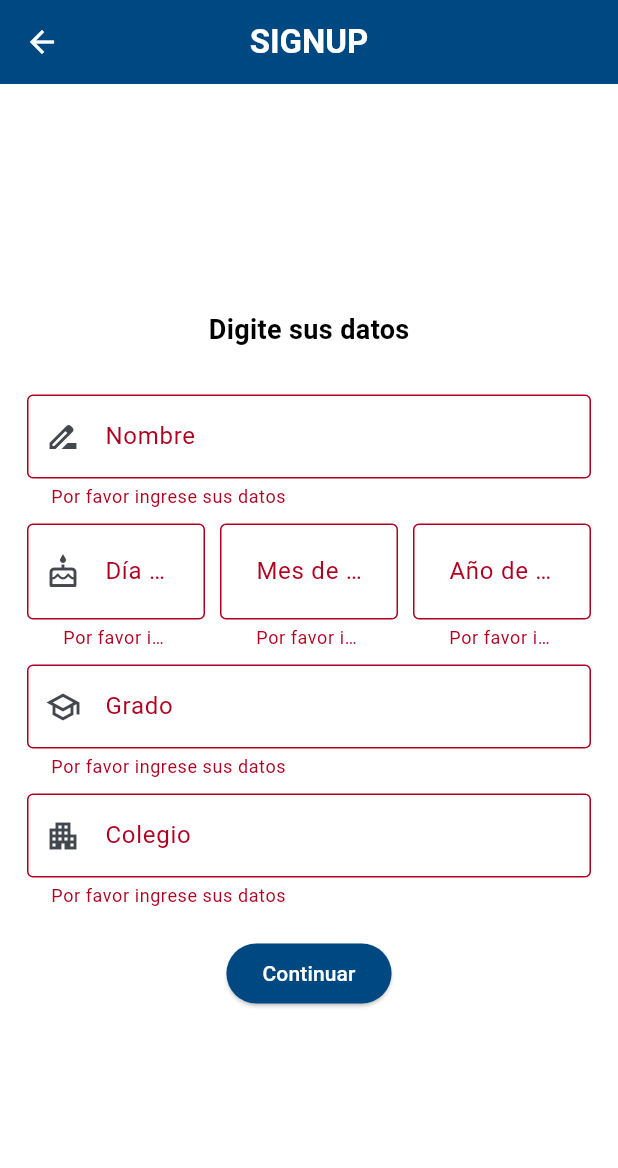
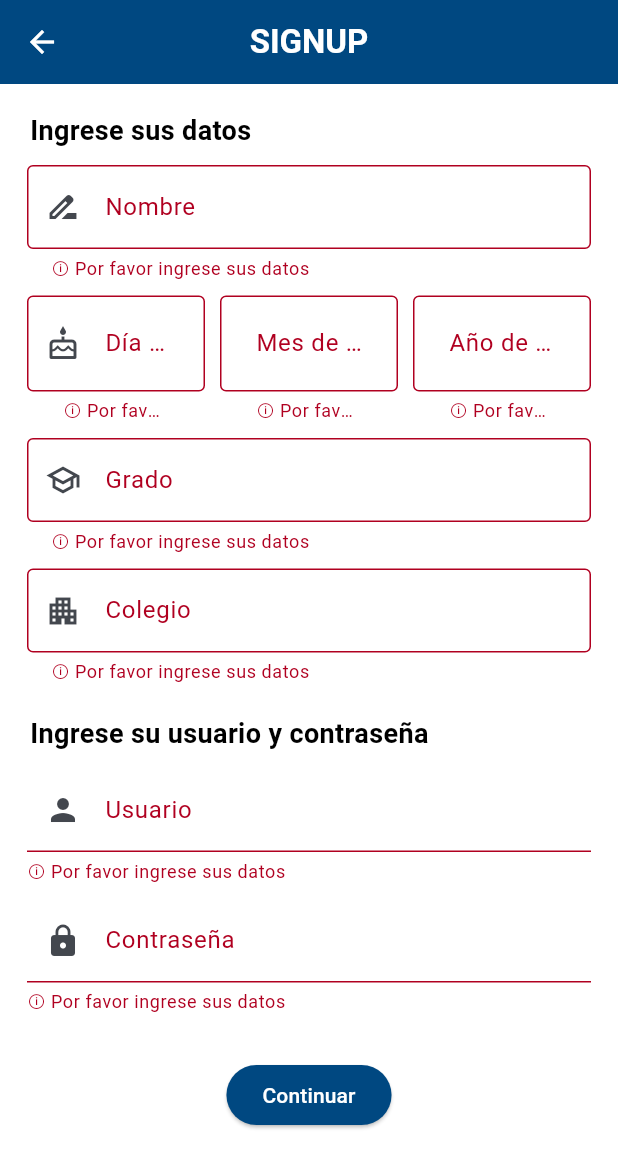
Before and after one commit to DDuserman/proyectomath, a Flutter app: the Page1 screen opened by its route, after a tap on "Continuar", on a phone screen of 412 x 824 dp. Shown: the top 1168 px of the screen. Run offline on Flutter 3.47's test engine with Material 2 defaults, Android fonts, the phone set to English and light mode, and no system bars; our stand-ins replace flex_color_scheme, get, loggy; accounts and stored records are empty.

Commit message:
más vainas

```diff
--- a/lib/ui/my_app.dart
+++ b/lib/ui/my_app.dart
@@ -66,10 +66,10 @@ class MyApp extends StatelessWidget {
       //todo: Implement name routing (initialRoute and getPages parameters)
       initialRoute: "/login_page",
       getPages: [
+        GetPage(name: "/login_page", page: () => const LoginPage()),
         GetPage(name: "/page1", page: () => const Page1()),
         GetPage(name: "/page2", page: () => const Page2()),
         GetPage(name: "/page3", page: () => const Page3()),
-        GetPage(name: "/login_page", page: () => const LoginPage()),
       ],
     );
   }
--- a/lib/ui/pages/login_page.dart
+++ b/lib/ui/pages/login_page.dart
@@ -21,7 +21,7 @@ class _LoginState extends State<LoginPage> {
     return Scaffold(
       appBar: AppBar(
           title: const Text(
-            'LOGIN',
+            'TEST MATEMÁTICO',
             style: TextStyle(
                 color: Color.fromARGB(255, 255, 255, 255),
                 fontWeight: FontWeight.bold),
@@ -36,24 +36,31 @@ class _LoginState extends State<LoginPage> {
             child: Column(
               mainAxisAlignment: MainAxisAlignment.center,
               children: <Widget>[
-                const Text('Digite sus datos',
+                const Text('Ingrese sus datos',
                     style:
                         TextStyle(fontSize: 18, fontWeight: FontWeight.bold)),
                 // USUARIO
-                SizedBox(height: 20.0,),
+                SizedBox(
+                  height: 20.0,
+                ),
                 Padding(
                   padding: const EdgeInsets.all(10.0),
                   child: TextFormField(
                     textInputAction: TextInputAction.go,
                     controller: _controller,
                     decoration: const InputDecoration(
-                      border: UnderlineInputBorder(),
+                      enabledBorder: UnderlineInputBorder(
+                          borderSide:
+                              BorderSide(color: Color(0xff004881), width: 2.0)),
+                      focusedBorder: UnderlineInputBorder(
+                          borderSide:
+                              BorderSide(color: Colors.teal, width: 5.0)),
                       labelText: 'Usuario',
                       prefixIcon: Icon(Icons.person),
                     ),
                     validator: (value) {
                       if (value == null || value.isEmpty) {
-                        return 'Por favor ingrese sus datos';
+                        return 'ⓘ Por favor ingrese sus datos';
                       }
                       return null;
                     },
@@ -67,18 +74,26 @@ class _LoginState extends State<LoginPage> {
                     controller: _controller2,
                     obscureText: true,
                     decoration: const InputDecoration(
+                      enabledBorder: UnderlineInputBorder(
+                          borderSide:
+                              BorderSide(color: Color(0xff004881), width: 2.0)),
+                      focusedBorder: UnderlineInputBorder(
+                          borderSide:
+                              BorderSide(color: Colors.teal, width: 5.0)),
                       labelText: 'Contraseña',
                       prefixIcon: Icon(Icons.lock),
                     ),
                     validator: (value) {
                       if (value == null || value.isEmpty) {
-                        return 'Por favor ingrese sus datos';
+                        return 'ⓘ Por favor ingrese sus datos';
                       }
                       return null;
                     },
                   ),
                 ),
-                SizedBox(height: 20.0,),
+                SizedBox(
+                  height: 20.0,
+                ),
                 // BOTONES DE LOGIN Y SIGN UP
                 Row(
                   mainAxisAlignment: MainAxisAlignment.spaceBetween,
@@ -113,7 +128,7 @@ class _LoginState extends State<LoginPage> {
                     Flexible(
                       child: ElevatedButton(
                           onPressed: () => Get.toNamed('/page1'),
-                          child: const Text('Signup')),
+                          child: const Text('Crear cuenta')),
                     ),
                     const SizedBox(width: 10.0),
                     const SizedBox(width: 10.0),
--- a/lib/ui/pages/page1.dart
+++ b/lib/ui/pages/page1.dart
@@ -17,6 +17,8 @@ class _Page1State extends State<Page1> {
   final TextEditingController _controller2c = TextEditingController();
   final TextEditingController _controller3 = TextEditingController();
   final TextEditingController _controller4 = TextEditingController();
+  final TextEditingController _controller5 = TextEditingController();
+  final TextEditingController _controller6 = TextEditingController();
   final _formKey = GlobalKey<FormState>();
   @override
   Widget build(BuildContext context) {
@@ -24,7 +26,7 @@ class _Page1State extends State<Page1> {
     return Scaffold(
       appBar: AppBar(
           iconTheme: IconThemeData(
-            color: Colors.white, //change your color here
+            color: Colors.white,
           ),
           title: const Text(
             'SIGNUP',
@@ -40,15 +42,24 @@ class _Page1State extends State<Page1> {
           child: Form(
             key: _formKey,
             child: Column(
-              mainAxisAlignment: MainAxisAlignment.center,
+              //mainAxisAlignment: MainAxisAlignment.center,
               children: <Widget>[
-                Text('Digite sus datos',
-                    style:
-                        TextStyle(fontSize: 18, fontWeight: FontWeight.bold)),
+                // TEXTO DIGITE SUS DATOS
+                const SizedBox(
+                  height: 10.0,
+                ),
+                const Row(children: <Widget>[
+                  SizedBox(
+                    width: 12.0,
+                  ),
+                  Align(
+                    alignment: Alignment.centerLeft,
+                    child: Text('Ingrese sus datos',
+                        style: TextStyle(
+                            fontSize: 18, fontWeight: FontWeight.bold)),
+                  )
+                ]),
                 // NOMBRE
-                SizedBox(
-                  height: 20.0,
-                ),
                 Padding(
                   padding: const EdgeInsets.all(10.0),
                   child: TextFormField(
@@ -61,7 +72,7 @@ class _Page1State extends State<Page1> {
                     ),
                     validator: (value) {
                       if (value == null || value.isEmpty) {
-                        return 'Por favor ingrese sus datos';
+                        return 'ⓘ Por favor ingrese sus datos';
                       }
                       return null;
                     },
@@ -86,7 +97,7 @@ class _Page1State extends State<Page1> {
                         controller: _controller2a,
                         validator: (value) {
                           if (value == null || value.isEmpty) {
-                            return "Por favor ingrese sus datos";
+                            return "ⓘ Por favor ingrese sus datos";
                           }
                           return null;
                         },
@@ -107,7 +118,7 @@ class _Page1State extends State<Page1> {
                         controller: _controller2b,
                         validator: (value) {
                           if (value == null || value.isEmpty) {
-                            return "Por favor ingrese sus datos";
+                            return "ⓘ Por favor ingrese sus datos";
                           }
                           return null;
                         },
@@ -128,7 +139,7 @@ class _Page1State extends State<Page1> {
                         controller: _controller2c,
                         validator: (value) {
                           if (value == null || value.isEmpty) {
-                            return "Por favor ingrese sus datos";
+                            return "ⓘ Por favor ingrese sus datos";
                           }
                           return null;
                         },
@@ -152,7 +163,7 @@ class _Page1State extends State<Page1> {
                     ),
                     validator: (value) {
                       if (value == null || value.isEmpty) {
-                        return 'Por favor ingrese sus datos';
+                        return 'ⓘ Por favor ingrese sus datos';
                       }
                       return null;
                     },
@@ -171,13 +182,81 @@ class _Page1State extends State<Page1> {
                     ),
                     validator: (value) {
                       if (value == null || value.isEmpty) {
-                        return 'Por favor ingrese sus datos';
+                        return 'ⓘ Por favor ingrese sus datos';
                       }
                       return null;
                     },
                   ),
                 ),
                 //todo: call name routing here to page2 sending the name as a parameter
+                SizedBox(
+                  height: 20.0,
+                ),
+                // INGRESAR USUARIO Y CONTRASEÑA
+                const Row(children: <Widget>[
+                  SizedBox(
+                    width: 12.0,
+                  ),
+                  Align(
+                    alignment: Alignment.centerLeft,
+                    child: Text('Ingrese su usuario y contraseña',
+                        style: TextStyle(
+                            fontSize: 18, fontWeight: FontWeight.bold)),
+                  )
+                ]),
+                // USUARIO
+                SizedBox(
+                  height: 10.0,
+                ),
+                Padding(
+                  padding: const EdgeInsets.fromLTRB(10, 0, 10, 0),
+                  child: TextFormField(
+                    textInputAction: TextInputAction.go,
+                    controller: _controller5,
+                    decoration: const InputDecoration(
+                      enabledBorder: UnderlineInputBorder(
+                          borderSide:
+                              BorderSide(color: Color(0xff004881), width: 2.0)),
+                      focusedBorder: UnderlineInputBorder(
+                          borderSide:
+                              BorderSide(color: Colors.teal, width: 5.0)),
+                      labelText: 'Usuario',
+                      prefixIcon: Icon(Icons.person),
+                    ),
+                    validator: (value) {
+                      if (value == null || value.isEmpty) {
+                        return 'ⓘ Por favor ingrese sus datos';
+                      }
+                      return null;
+                    },
+                  ),
+                ),
+                // CONTRASEÑA
+                Padding(
+                  padding: const EdgeInsets.all(10.0),
+                  child: TextFormField(
+                    textInputAction: TextInputAction.go,
+                    controller: _controller6,
+                    obscureText: true,
+                    decoration: const InputDecoration(
+                      enabledBorder: UnderlineInputBorder(
+                          borderSide:
+                              BorderSide(color: Color(0xff004881), width: 2.0)),
+                      focusedBorder: UnderlineInputBorder(
+                          borderSide:
+                              BorderSide(color: Colors.teal, width: 5.0)),
+                      labelText: 'Contraseña',
+                      prefixIcon: Icon(Icons.lock),
+                    ),
+                    validator: (value) {
+                      if (value == null || value.isEmpty) {
+                        return 'ⓘ Por favor ingrese sus datos';
+                      }
+                      return null;
+                    },
+                  ),
+                ),
+                // BOTON CONTINUAR
                 SizedBox(
                   height: 20.0,
                 ),
```
Also changed, not shown: pubspec.lock.
